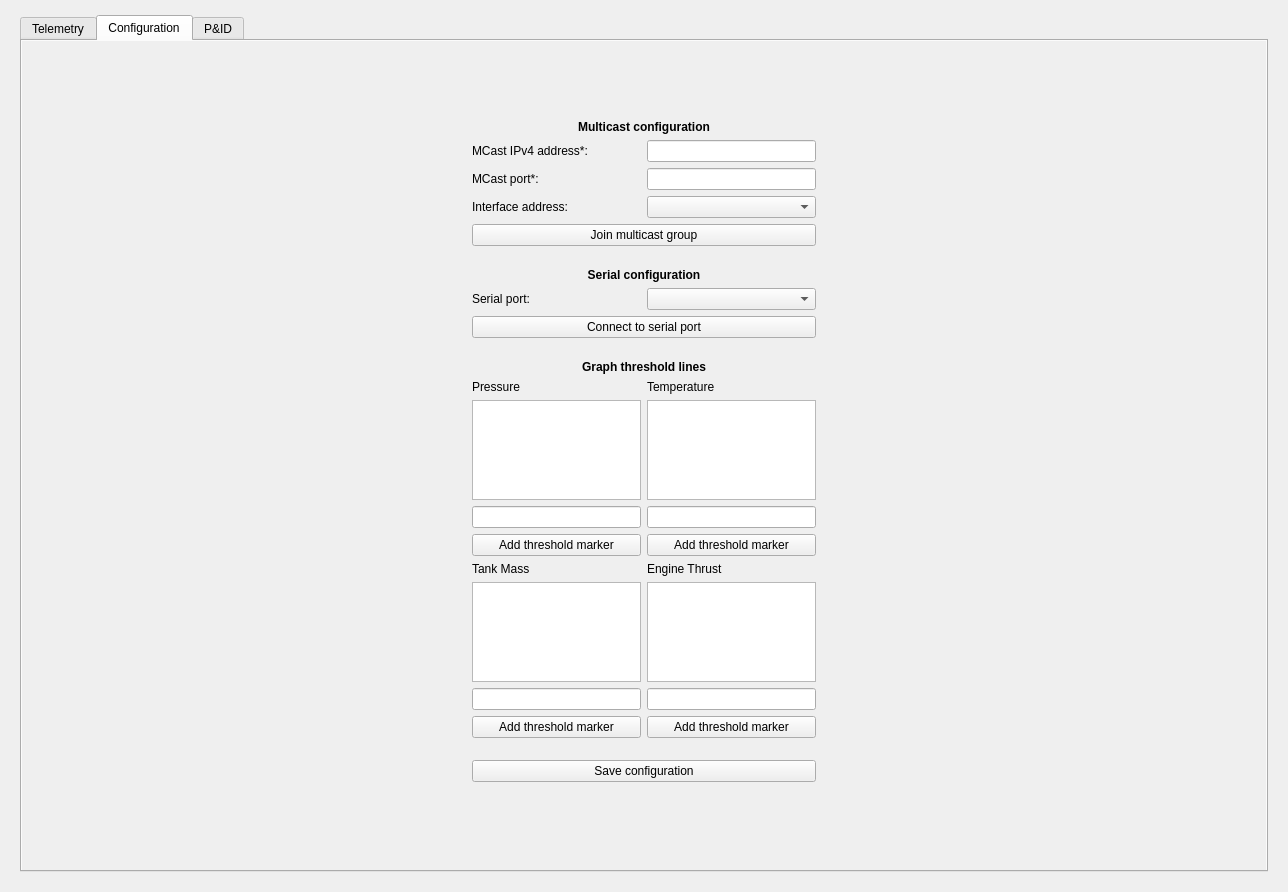
First picture: the form in main_window/ui/form.ui, repository CarletonURocketry/hybrid-engine-ui, before the edit.
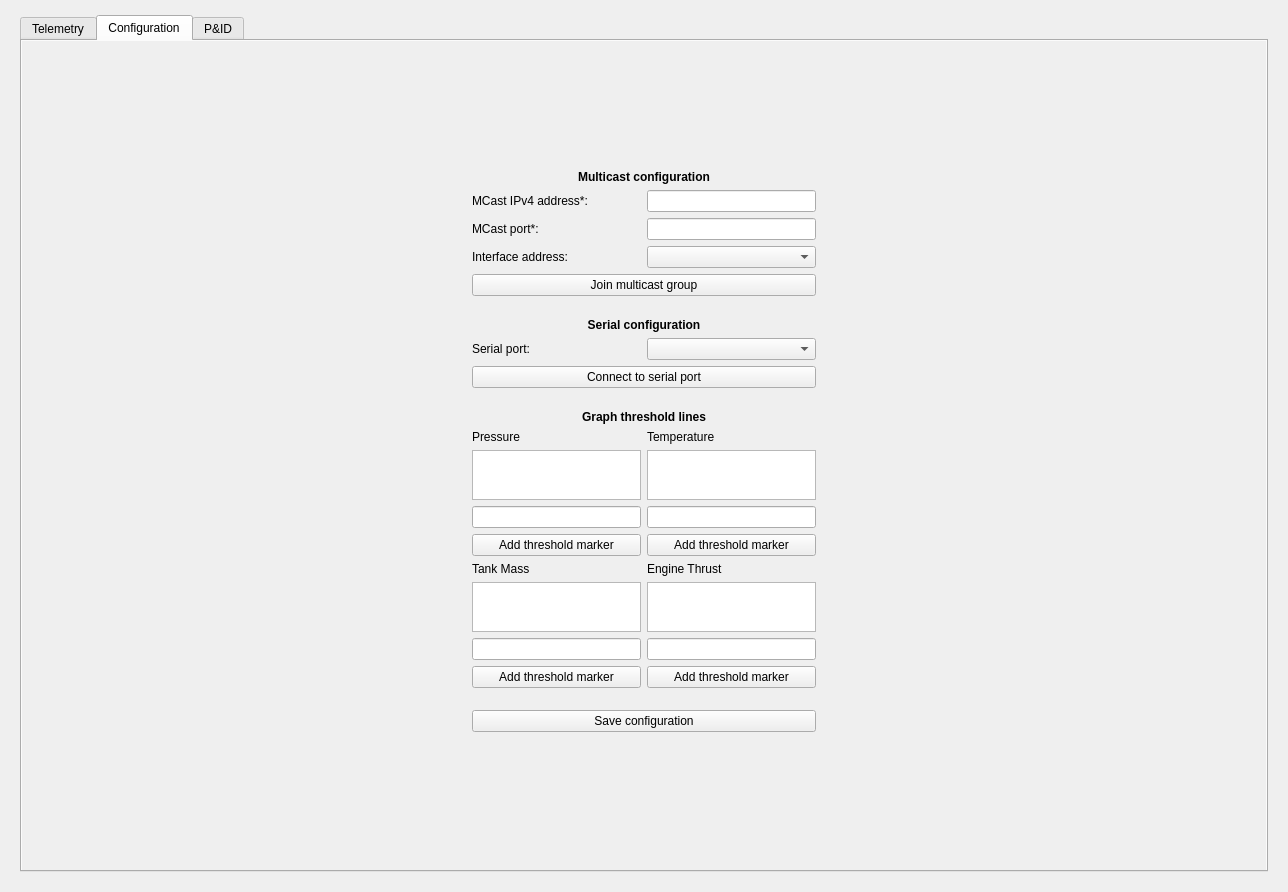
Second picture: the form after the edit. The open tabs and pages were chosen to show the change. Icons and pictures are not drawn. Custom widgets are drawn as their Qt base class.

Commit message: Have config values plotted on graphs

Diff of the .ui file:
```diff
--- a/main_window/ui/form.ui
+++ b/main_window/ui/form.ui
@@ -1092,7 +1092,7 @@
              <property name="maximumSize">
               <size>
                <width>16777215</width>
-               <height>100</height>
+               <height>50</height>
               </size>
              </property>
             </widget>
@@ -1142,7 +1142,7 @@
              <property name="maximumSize">
               <size>
                <width>16777215</width>
-               <height>100</height>
+               <height>50</height>
               </size>
              </property>
             </widget>
@@ -1192,7 +1192,7 @@
              <property name="maximumSize">
               <size>
                <width>16777215</width>
-               <height>100</height>
+               <height>50</height>
               </size>
              </property>
             </widget>
@@ -1242,7 +1242,7 @@
              <property name="maximumSize">
               <size>
                <width>16777215</width>
-               <height>100</height>
+               <height>50</height>
               </size>
              </property>
             </widget>
```
Left out of the diff: 2 changed lines with no effect on the pictures. The commit also changes 2 other files.
